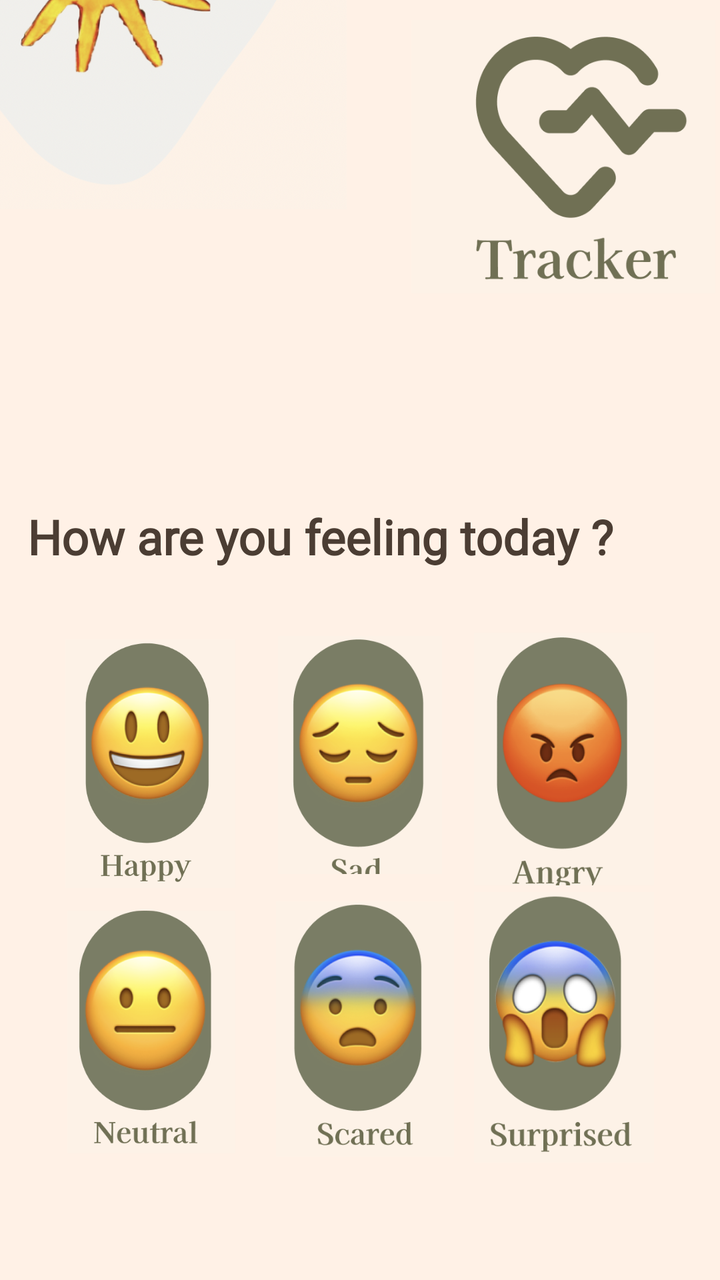
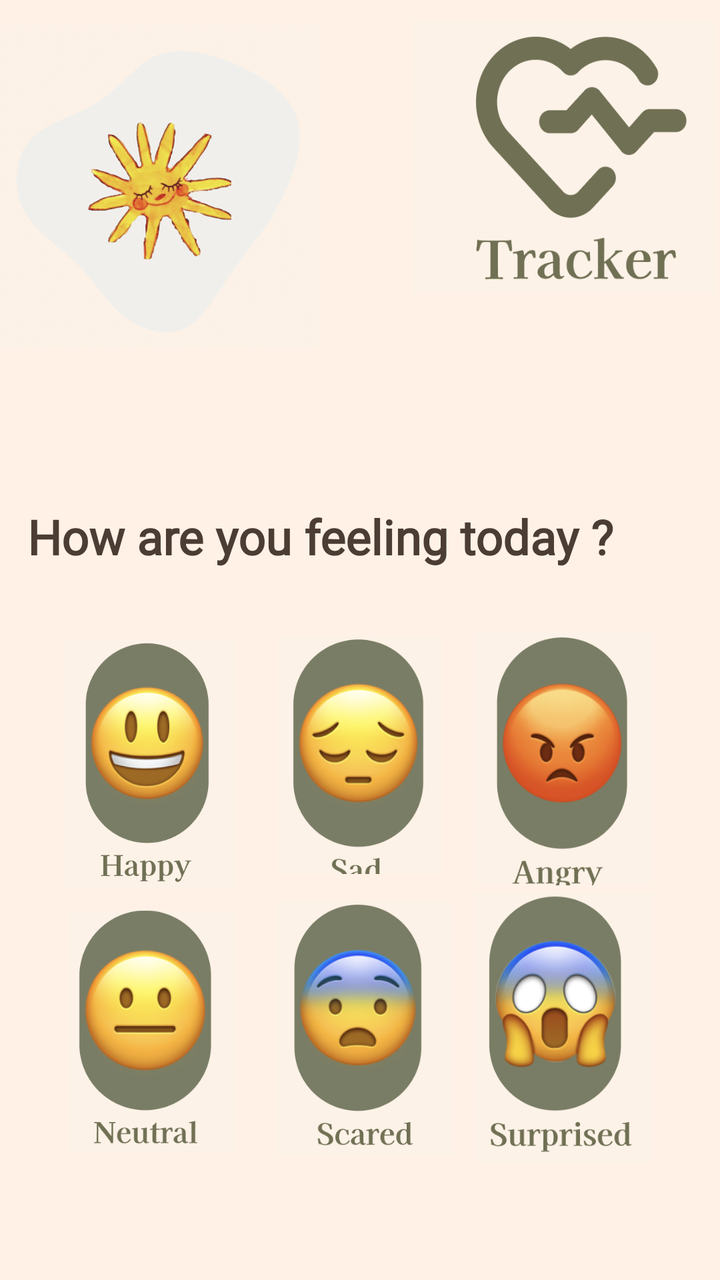

Screens rendered from an Android XML layout before and after an edit, with the pre-edit source and the edit as a unified diff.
<!-- AndroidManifest.xml: application theme Theme.Emotify -->
<!-- res/layout/activity_tracker_main.xml -->
<?xml version="1.0" encoding="utf-8"?>
<androidx.constraintlayout.widget.ConstraintLayout xmlns:android="http://schemas.android.com/apk/res/android"
    xmlns:app="http://schemas.android.com/apk/res-auto"
    xmlns:tools="http://schemas.android.com/tools"
    android:id="@+id/main"
    android:layout_width="match_parent"
    android:layout_height="match_parent"
    android:background="#FFF1E6"
    tools:context=".View.trackerMain">

    <ImageView
        android:id="@+id/imageView9"
        android:layout_width="246dp"
        android:layout_height="259dp"
        android:layout_marginEnd="256dp"
        android:layout_marginBottom="552dp"
        app:layout_constraintBottom_toBottomOf="parent"
        app:layout_constraintEnd_toEndOf="parent"
        app:layout_constraintHorizontal_bias="0.516"
        app:layout_constraintStart_toStartOf="parent"
        app:layout_constraintTop_toTopOf="parent"
        app:layout_constraintVertical_bias="0.875"
        app:srcCompat="@drawable/emotifylogo" />

    <ImageView
        android:id="@+id/imageView10"
        android:layout_width="152dp"
        android:layout_height="152dp"
        app:layout_constraintBottom_toBottomOf="parent"
        app:layout_constraintEnd_toEndOf="parent"
        app:layout_constraintHorizontal_bias="0.988"
        app:layout_constraintStart_toStartOf="parent"
        app:layout_constraintTop_toTopOf="parent"
        app:layout_constraintVertical_bias="0.005"
        app:srcCompat="@drawable/tracker" />

    <TextView
        android:id="@+id/textView4"
        android:layout_width="333dp"
        android:layout_height="34dp"
        android:fontFamily="@font/kaisei_tokumin_medium"
        android:text="How are you feeling today ?"
        android:textColor="#4B3D33"
        android:textSize="24sp"
        android:textStyle="bold"
        app:layout_constraintBottom_toBottomOf="parent"
        app:layout_constraintEnd_toEndOf="parent"
        app:layout_constraintStart_toStartOf="parent"
        app:layout_constraintTop_toTopOf="parent"
        app:layout_constraintVertical_bias="0.416" />

    <ImageButton
        android:id="@+id/happyButton"
        android:layout_width="85dp"
        android:layout_height="129dp"
        android:background="#FFF1E6"
        android:scaleType="fitCenter"
        app:layout_constraintBottom_toBottomOf="parent"
        app:layout_constraintEnd_toEndOf="parent"
        app:layout_constraintHorizontal_bias="0.119"
        app:layout_constraintStart_toStartOf="parent"
        app:layout_constraintTop_toTopOf="parent"
        app:layout_constraintVertical_bias="0.621"
        app:srcCompat="@drawable/happy" />

    <ImageButton
        android:id="@+id/neutralButton"
        android:layout_width="84dp"
        android:layout_height="136dp"
        android:background="#FFF1E6"
        android:scaleType="fitCenter"
        app:layout_constraintBottom_toBottomOf="parent"
        app:layout_constraintEnd_toEndOf="parent"
        app:layout_constraintHorizontal_bias="0.122"
        app:layout_constraintStart_toStartOf="parent"
        app:layout_constraintTop_toTopOf="parent"
        app:layout_constraintVertical_bias="0.889"
        app:srcCompat="@drawable/neutral" />

    <ImageButton
        android:id="@+id/sadButton"
        android:layout_width="82dp"
        android:layout_height="130dp"
        android:background="#FFF1E6"
        android:scaleType="fitCenter"
        app:layout_constraintBottom_toBottomOf="parent"
        app:layout_constraintEnd_toEndOf="parent"
        app:layout_constraintStart_toStartOf="parent"
        app:layout_constraintTop_toTopOf="parent"
        app:layout_constraintVertical_bias="0.621"
        app:srcCompat="@drawable/sad" />

    <ImageButton
        android:id="@+id/scaredButton"
        android:layout_width="89dp"
        android:layout_height="155dp"
        android:background="#FFF1E6"
        android:scaleType="fitCenter"
        app:layout_constraintBottom_toBottomOf="parent"
        app:layout_constraintEnd_toEndOf="parent"
        app:layout_constraintHorizontal_bias="0.509"
        app:layout_constraintStart_toStartOf="parent"
        app:layout_constraintTop_toTopOf="parent"
        app:layout_constraintVertical_bias="0.901"
        app:srcCompat="@drawable/scared" />

    <ImageButton
        android:id="@+id/angryButton"
        android:layout_width="90dp"
        android:layout_height="139dp"
        android:background="#FFF1E6"
        android:scaleType="fitCenter"
        app:layout_constraintBottom_toBottomOf="parent"
        app:layout_constraintEnd_toEndOf="parent"
        app:layout_constraintHorizontal_bias="0.878"
        app:layout_constraintStart_toStartOf="parent"
        app:layout_constraintTop_toTopOf="parent"
        app:layout_constraintVertical_bias="0.628"
        app:srcCompat="@drawable/angry" />

    <ImageButton
        android:id="@+id/surprisedButton"
        android:layout_width="90dp"
        android:layout_height="142dp"
        android:background="#FFF1E6"
        android:scaleType="fitCenter"
        app:layout_constraintBottom_toBottomOf="parent"
        app:layout_constraintEnd_toEndOf="parent"
        app:layout_constraintHorizontal_bias="0.878"
        app:layout_constraintStart_toStartOf="parent"
        app:layout_constraintTop_toTopOf="parent"
        app:layout_constraintVertical_bias="0.889"
        app:srcCompat="@drawable/surprised" />

</androidx.constraintlayout.widget.ConstraintLayout>
<!-- resources referenced by this layout -->
<resources>
  <!-- drawable angry: png bitmap (drawable, 59412 bytes) -->
  <!-- drawable emotifylogo: png bitmap (drawable, 228464 bytes) -->
  <!-- drawable happy: png bitmap (drawable, 84033 bytes) -->
  <!-- drawable neutral: png bitmap (drawable, 67961 bytes) -->
  <!-- drawable sad: png bitmap (drawable, 65347 bytes) -->
  <!-- drawable scared: png bitmap (drawable, 70104 bytes) -->
  <!-- drawable surprised: png bitmap (drawable, 77914 bytes) -->
  <!-- drawable tracker: png bitmap (drawable, 24410 bytes) -->
  <style name="Theme.Emotify" parent="Base.Theme.Emotify" />
  <style name="Base.Theme.Emotify" parent="Theme.Material3.DayNight.NoActionBar">
          
          
      </style>
</resources>

<!-- the commit's change to res/layout/activity_tracker_main.xml (unified diff, before → after) -->
@@ -10,16 +10,16 @@
 
     <ImageView
         android:id="@+id/imageView9"
-        android:layout_width="246dp"
-        android:layout_height="259dp"
+        android:layout_width="160dp"
+        android:layout_height="187dp"
         android:layout_marginEnd="256dp"
         android:layout_marginBottom="552dp"
         app:layout_constraintBottom_toBottomOf="parent"
         app:layout_constraintEnd_toEndOf="parent"
-        app:layout_constraintHorizontal_bias="0.516"
+        app:layout_constraintHorizontal_bias="0.0"
         app:layout_constraintStart_toStartOf="parent"
         app:layout_constraintTop_toTopOf="parent"
-        app:layout_constraintVertical_bias="0.875"
+        app:layout_constraintVertical_bias="0.0"
         app:srcCompat="@drawable/emotifylogo" />
 
     <ImageView
